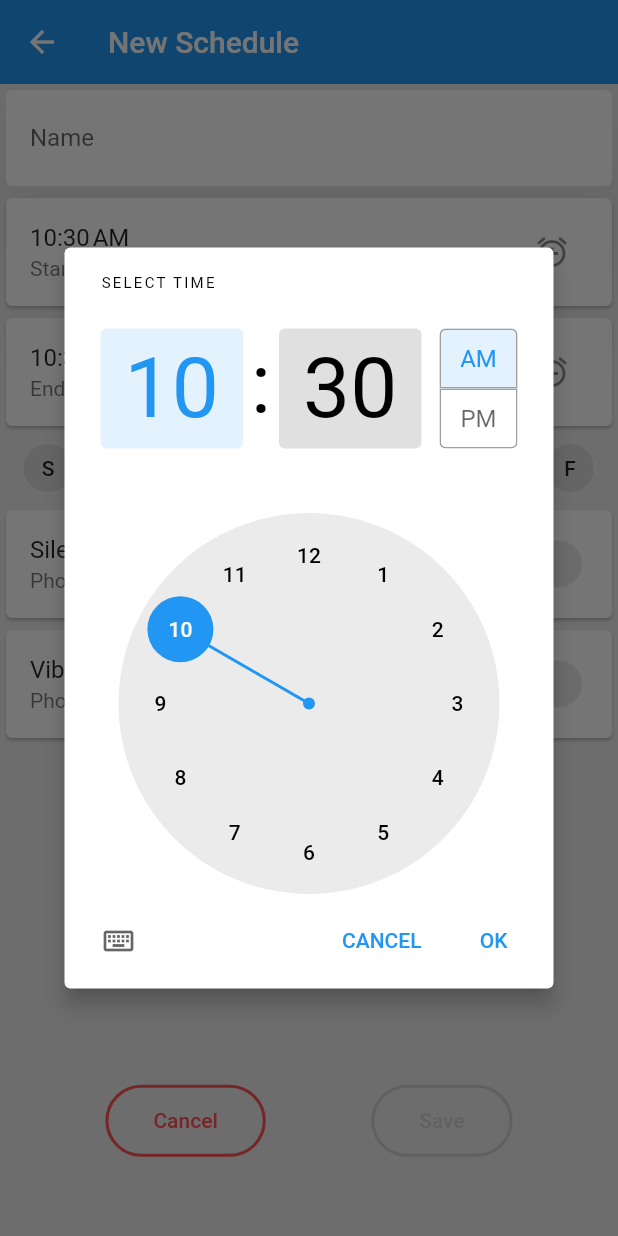
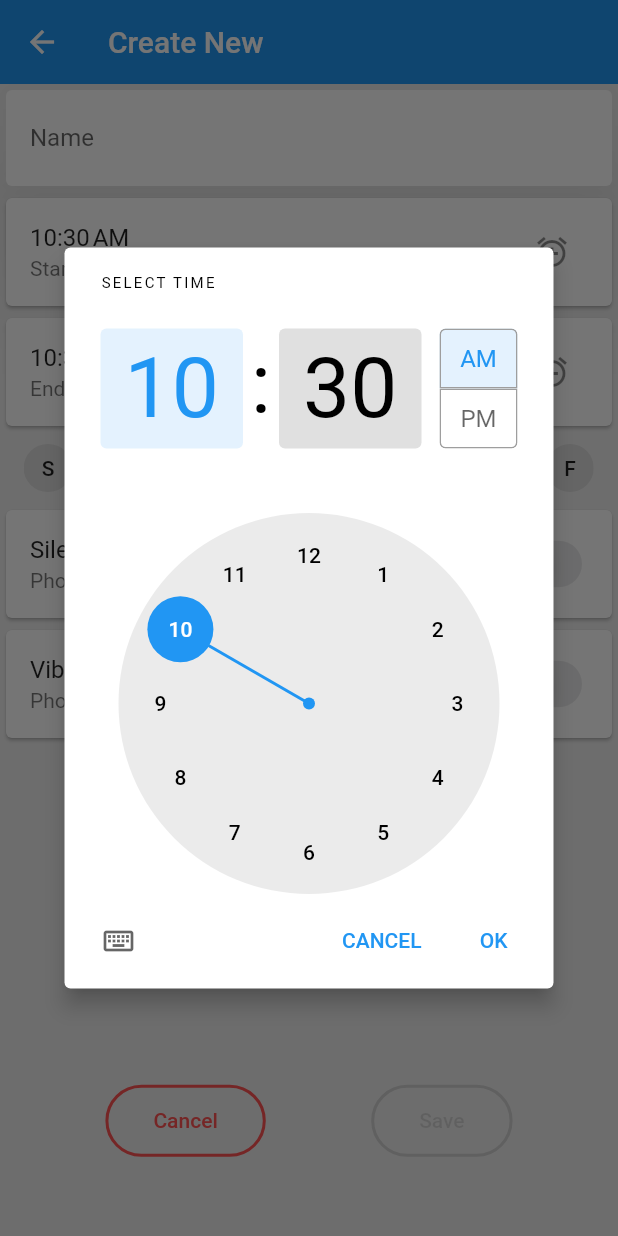
Before and after one commit to aliakbar3967/MasjidMode, a Flutter app: the CreateSchduleScreen screen opened directly, after a tap on the "alarm add" icon, on a phone screen of 412 x 824 dp. Run offline on Flutter 3.47's test engine with Material 2 defaults, Android fonts, the phone set to English and light mode, and no system bars; our stand-ins replace flutter_speed_dial, introduction_screen, shared_preferences; missing offline and left inert: flutter_foreground_service_plugin, sound_mode; accounts and stored records are empty.

Commit message:
updates in time formations

```diff
--- a/lib/controller/schedule_controller.dart
+++ b/lib/controller/schedule_controller.dart
@@ -50,17 +50,6 @@ class ScheduleController with ChangeNotifier {
     notifyListeners();
   }
 
-  // Future<void> getIntroduction() async {
-  //   SharedPreferences prefs = await SharedPreferences.getInstance();
-
-  //   bool output = prefs.getBool('__intro');
-  //   if(output == true)
-  //   {
-  //     isIntroductionDone = true;
-  //   }
-  //   notifyListeners();
-  // }
-
   static Future<bool> getIntroductionScreenStatus() async {
     SharedPreferences prefs = await SharedPreferences.getInstance();
 
@@ -98,16 +87,23 @@ class ScheduleController with ChangeNotifier {
     notifyListeners();
   }
 
+  TimeOfDay stringToTimeOfDay(String tod) {
+    final format = DateFormat.jm(); //"6:00 AM"
+    return TimeOfDay.fromDateTime(format.parse(tod));
+  }
+
   Future<void> getSchedulesData() async {
     // SharedPreferences prefs;
     SharedPreferences prefs = await SharedPreferences.getInstance();
+
+    final format = DateFormat.jm();
 
     bool setdefaultdata = prefs.getBool('__default_schedule');
     if(setdefaultdata == null) {
       Schedule fajr = Schedule(
         name: 'Fajr',
-        start: '4:40 AM',
-        end: '5:20 AM',
+        start: DateFormat.jm().format(format.parse('4:40 AM')),
+        end: DateFormat.jm().format(format.parse('5:20 AM')),
         silent: true,
         vibrate: false,
         airplane: false,
@@ -124,8 +120,8 @@ class ScheduleController with ChangeNotifier {
       );
       Schedule dhuhr = Schedule(
         name: 'Dhuhr',
-        start: '1:00 PM',
-        end: '1:40 PM',
+        start: DateFormat.jm().format(format.parse('1:00 PM')),
+        end: DateFormat.jm().format(format.parse('1:40 PM')),
         silent: true,
         vibrate: false,
         airplane: false,
@@ -142,8 +138,8 @@ class ScheduleController with ChangeNotifier {
       );
       Schedule asr = Schedule(
         name: 'Asr',
-        start: '4:30 PM',
-        end: '5:10 PM',
+        start: DateFormat.jm().format(format.parse('4:30 PM')),
+        end: DateFormat.jm().format(format.parse('5:10 PM')),
         silent: true,
         vibrate: false,
         airplane: false,
@@ -160,8 +156,8 @@ class ScheduleController with ChangeNotifier {
       );
       Schedule maghrib = Schedule(
         name: 'Maghrib',
-        start: '6:20 PM',
-        end: '7:00 PM',
+        start: DateFormat.jm().format(format.parse('6:20 PM')),
+        end: DateFormat.jm().format(format.parse('7:00 PM')),
         silent: true,
         vibrate: false,
         airplane: false,
@@ -178,8 +174,8 @@ class ScheduleController with ChangeNotifier {
       );
       Schedule isa = Schedule(
         name: 'Isha',
-        start: '7:50 PM',
-        end: '8:30 PM',
+        start: DateFormat.jm().format(format.parse('7:50 PM')),
+        end: DateFormat.jm().format(format.parse('8:30 PM')),
         silent: true,
         vibrate: false,
         airplane: false,
@@ -298,9 +294,9 @@ class ScheduleController with ChangeNotifier {
         saturday: true,
         sunday: true,
         monday: true,
-        thursday: true,
         tuesday: true,
         wednesday: true,
+        thursday: true,
         friday: true,
         silent: true,
         airplane: false,
@@ -380,9 +376,9 @@ class ScheduleController with ChangeNotifier {
       if(schedule.saturday) output += 'sat, ';
       if(schedule.sunday) output += 'sun, ';
       if(schedule.monday) output += 'mon, ';
+      if(schedule.tuesday) output += 'tue, ';
+      if(schedule.wednesday) output += 'wed, ';
       if(schedule.thursday) output += 'thu, ';
-      if(schedule.wednesday) output += 'wed, ';
-      if(schedule.tuesday) output += 'tue, ';
       if(schedule.friday) output += 'fri';
 
       return output;
--- a/lib/screens/create_schedule_screen.dart
+++ b/lib/screens/create_schedule_screen.dart
@@ -33,6 +33,11 @@ class _CreateSchduleScreenState extends State<CreateSchduleScreen> {
   bool friday = false;
   bool status = false;
 
+  TimeOfDay stringToTimeOfDay(String tod) {
+    final format = DateFormat.jm(); //"6:00 AM"
+    return TimeOfDay.fromDateTime(format.parse(tod));
+  }
+
   Future<Null> selectStartTime(BuildContext context) async {
     picked = await showTimePicker(context: context, initialTime: TimeOfDay.now());
 
@@ -45,7 +50,7 @@ class _CreateSchduleScreenState extends State<CreateSchduleScreen> {
   }
 
   Future<Null> selectEndTime(BuildContext context) async {
-    picked = await showTimePicker(context: context, initialTime: TimeOfDay.now());
+    picked = await showTimePicker(context: context, initialTime: stringToTimeOfDay(start));
 
     if(picked != null)
     {
@@ -66,9 +71,6 @@ class _CreateSchduleScreenState extends State<CreateSchduleScreen> {
   }
 
   Future<void> saveData() async {
-    // TimeOfDay test = TimeOfDay.now();
-    // String dd = test.toString();
-    // print(dd);
 
     Schedule schedule = Schedule(
       name: name,
@@ -116,7 +118,7 @@ class _CreateSchduleScreenState extends State<CreateSchduleScreen> {
       backgroundColor: Colors.grey[200],
       appBar: AppBar(
         elevation: 0,
-        title: Text('New Schedule'),
+        title: Text('Create New'),
       ),
       body: SafeArea(
         bottom: false,
--- a/lib/screens/home_screen.dart
+++ b/lib/screens/home_screen.dart
@@ -24,7 +24,7 @@ class HomeScreen extends StatelessWidget {
           icon: const Icon(Icons.arrow_back),
           onPressed: () => context.read<ScheduleController>().toggleAllSelectedMode(),
         ) : null,
-        title: context.watch<ScheduleController>().selectedMode ? Text('Select All') : Text("Silent Scheduls"),
+        title: context.watch<ScheduleController>().selectedMode ? Text('Select All') : Text("Peace Time"),
         actions: [
           context.watch<ScheduleController>().selectedMode
           ? IconButton(
```
Also changed, not shown: lib/controller/settings_controller.dart (+16 -38 lines), lib/screens/edit_schedule_screen.dart (+9 -3 lines).
